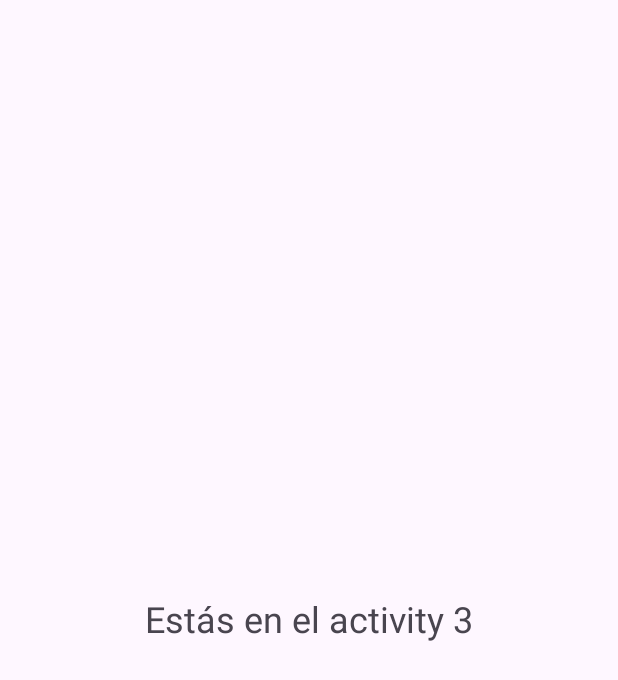
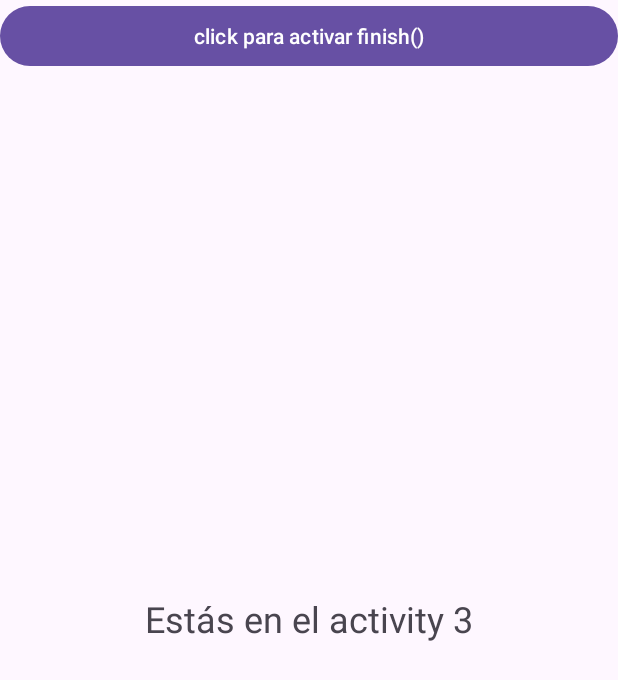
Before and after one commit to Datakokk/modulo-DAM, an Android app: the Activity3 screen opened directly, with no data from a screen before it, on a phone screen of 412 x 824 dp. Shown: the top 680 px of the screen. Run offline under Robolectric (Android 15) with nearby library versions, the light colour scheme and no system bars.

Commit message:
Se ha agregado la funcionalidad de finish()

```diff
--- a/PMDM/ClasesAsociadasBotones/app/src/main/java/com/example/clasesasociadasbotones/menu/Activity3.java
+++ b/PMDM/ClasesAsociadasBotones/app/src/main/java/com/example/clasesasociadasbotones/menu/Activity3.java
@@ -1,6 +1,7 @@
 package com.example.clasesasociadasbotones.menu;
 
 import android.os.Bundle;
+import android.widget.Button;
 
 import androidx.appcompat.app.AppCompatActivity;
 
@@ -10,5 +11,8 @@ public class Activity3 extends AppCompatActivity {
     protected void onCreate(Bundle savedInstanceState){
         super.onCreate(savedInstanceState);
         setContentView(R.layout.activity_3);
+
+        findViewById(R.id.finish).setOnClickListener(v->finish());
+
     }
 }
--- a/PMDM/ClasesAsociadasBotones/app/src/main/res/layout/activity_1.xml
+++ b/PMDM/ClasesAsociadasBotones/app/src/main/res/layout/activity_1.xml
@@ -7,7 +7,7 @@
     <TextView
         android:layout_width="wrap_content"
         android:layout_height="wrap_content"
-        android:text="Estás en el activity 1"
+        android:text="@string/est_s_en_el_activity_1"
         android:textSize="24sp"
         android:gravity="center"
         app:layout_constraintTop_toTopOf="parent"
--- a/PMDM/ClasesAsociadasBotones/app/src/main/res/layout/activity_2.xml
+++ b/PMDM/ClasesAsociadasBotones/app/src/main/res/layout/activity_2.xml
@@ -8,7 +8,7 @@
         android:id="@+id/TextViewName"
         android:layout_width="wrap_content"
         android:layout_height="wrap_content"
-        android:text="Estás en el activity 2"
+        android:text="@string/est_s_en_el_activity_2"
         android:textSize="24sp"
         android:gravity="center"
         app:layout_constraintTop_toTopOf="parent"
--- a/PMDM/ClasesAsociadasBotones/app/src/main/res/layout/activity_3.xml
+++ b/PMDM/ClasesAsociadasBotones/app/src/main/res/layout/activity_3.xml
@@ -14,4 +14,10 @@
         app:layout_constraintBottom_toBottomOf="parent"
         app:layout_constraintStart_toStartOf="parent"
         app:layout_constraintEnd_toEndOf="parent"/>
+    <Button
+        android:id="@+id/finish"
+        android:layout_width="match_parent"
+        android:layout_height="wrap_content"
+        tools:ignore="MissingConstraints"
+        android:text="click para activar finish()"/>
 </androidx.constraintlayout.widget.ConstraintLayout>
--- a/PMDM/ClasesAsociadasBotones/app/src/main/res/values/strings.xml
+++ b/PMDM/ClasesAsociadasBotones/app/src/main/res/values/strings.xml
@@ -3,4 +3,6 @@
     <string name="actividad_1">Actividad 1</string>
     <string name="actividad_2">Actividad 2</string>
     <string name="actividad_3">Actividad 3</string>
+    <string name="est_s_en_el_activity_2">Estás en el activity 2</string>
+    <string name="est_s_en_el_activity_1">Estás en el activity 1</string>
 </resources>
```
